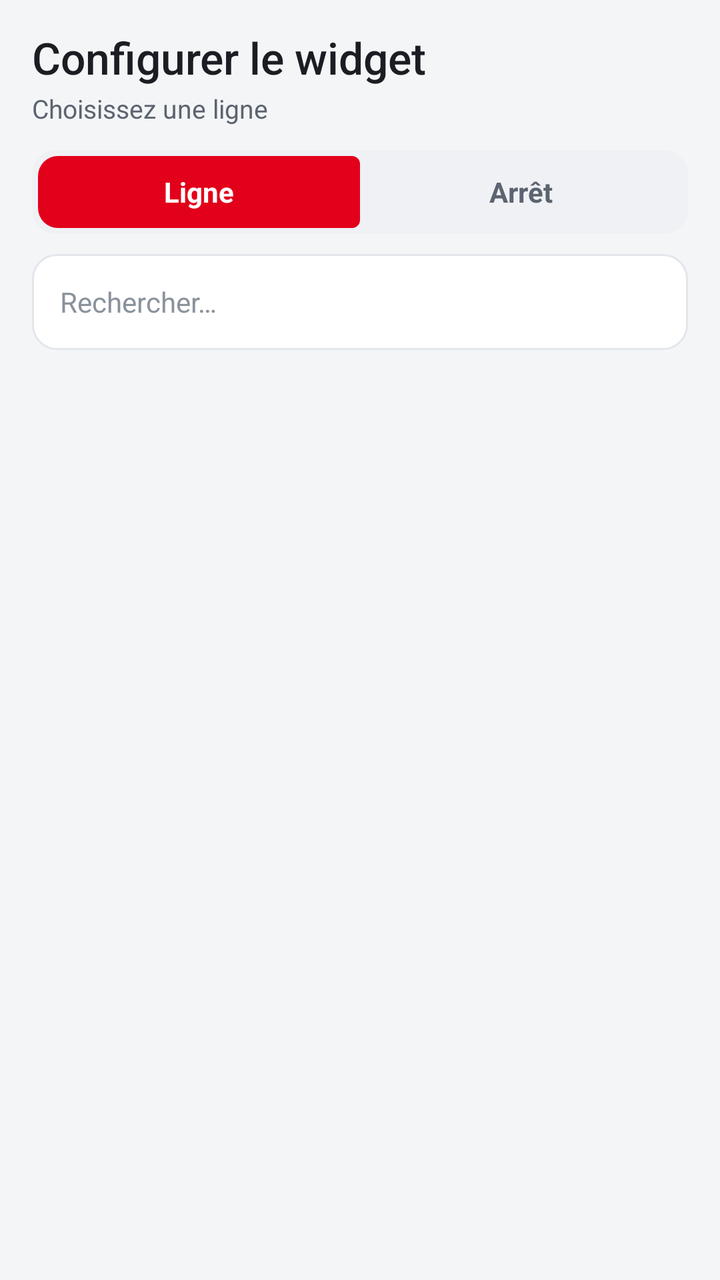
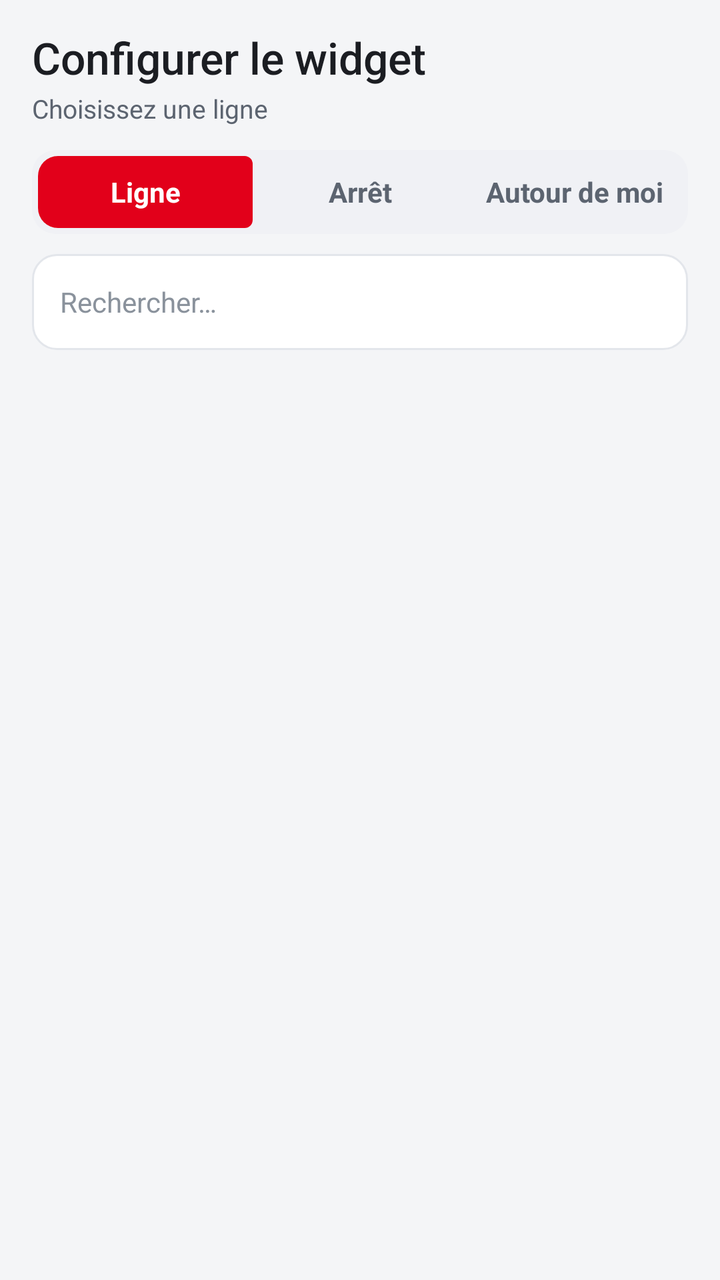

Compare the two renders of this Android layout. The source of the first and the diff that turns it into the second are given below.
<!-- AndroidManifest.xml: application theme AppTheme -->
<!-- res/layout/activity_config.xml -->
<?xml version="1.0" encoding="utf-8"?>
<LinearLayout xmlns:android="http://schemas.android.com/apk/res/android"
    android:layout_width="match_parent"
    android:layout_height="match_parent"
    android:orientation="vertical"
    android:background="@color/screen_bg">

    
    <LinearLayout
        android:layout_width="match_parent"
        android:layout_height="wrap_content"
        android:orientation="horizontal"
        android:gravity="center_vertical"
        android:paddingLeft="10dp"
        android:paddingRight="16dp"
        android:paddingTop="14dp"
        android:paddingBottom="6dp">

        <ImageView
            android:id="@+id/back_btn"
            android:layout_width="42dp"
            android:layout_height="42dp"
            android:scaleType="centerInside"
            android:padding="9dp"
            android:visibility="gone"
            android:background="@drawable/btn_icon"
            android:contentDescription="@string/back"
            android:src="@drawable/ic_back"/>

        <LinearLayout
            android:layout_width="0dp"
            android:layout_height="wrap_content"
            android:layout_weight="1"
            android:orientation="vertical"
            android:layout_marginLeft="6dp">

            <TextView
                android:id="@+id/config_title"
                android:layout_width="match_parent"
                android:layout_height="wrap_content"
                android:textColor="@color/txt_main"
                android:textSize="22sp"
                android:fontFamily="sans-serif-medium"
                android:maxLines="1"
                android:ellipsize="end"
                android:text="@string/config_title"/>

            <TextView
                android:id="@+id/config_subtitle"
                android:layout_width="match_parent"
                android:layout_height="wrap_content"
                android:textColor="@color/txt_sub"
                android:textSize="13sp"
                android:paddingTop="2dp"
                android:maxLines="2"
                android:ellipsize="end"
                android:text="@string/step_lines"/>
        </LinearLayout>
    </LinearLayout>

    
    <RadioGroup
        android:id="@+id/mode_group"
        android:layout_width="match_parent"
        android:layout_height="wrap_content"
        android:orientation="horizontal"
        android:background="@drawable/seg_container"
        android:layout_marginLeft="16dp"
        android:layout_marginRight="16dp"
        android:layout_marginTop="6dp"
        android:layout_marginBottom="10dp"
        android:padding="3dp">

        <RadioButton
            android:id="@+id/mode_line_btn"
            android:layout_width="0dp"
            android:layout_height="36dp"
            android:layout_weight="1"
            android:button="@null"
            android:gravity="center"
            android:background="@drawable/seg_btn_left"
            android:textColor="@drawable/seg_text_color"
            android:textSize="14sp"
            android:textStyle="bold"
            android:checked="true"
            android:text="@string/mode_line"/>

        <RadioButton
            android:id="@+id/mode_stop_btn"
            android:layout_width="0dp"
            android:layout_height="36dp"
            android:layout_weight="1"
            android:button="@null"
            android:gravity="center"
            android:background="@drawable/seg_btn_right"
            android:textColor="@drawable/seg_text_color"
            android:textSize="14sp"
            android:textStyle="bold"
            android:text="@string/mode_stop"/>
    </RadioGroup>

    <EditText
        android:id="@+id/search"
        android:layout_width="match_parent"
        android:layout_height="48dp"
        android:layout_marginLeft="16dp"
        android:layout_marginRight="16dp"
        android:layout_marginBottom="10dp"
        android:paddingLeft="14dp"
        android:paddingRight="14dp"
        android:background="@drawable/edittext_bg"
        android:textColor="@color/txt_main"
        android:textColorHint="@color/txt_clock"
        android:textSize="14sp"
        android:inputType="text"
        android:maxLines="1"
        android:hint="@string/search_hint"/>

    <ListView
        android:id="@+id/list"
        android:layout_width="match_parent"
        android:layout_height="0dp"
        android:layout_weight="1"
        android:divider="@android:color/transparent"
        android:dividerHeight="8dp"
        android:paddingLeft="16dp"
        android:paddingRight="16dp"
        android:paddingTop="2dp"
        android:paddingBottom="14dp"
        android:clipToPadding="false"
        android:scrollbars="none"/>
</LinearLayout>
<!-- resources referenced by this layout -->
<resources>
  <color name="screen_bg">#F4F5F7</color>
  <color name="txt_clock">#8A929C</color>
  <color name="txt_main">#1B1D22</color>
  <color name="txt_sub">#5C6470</color>
  <!-- drawable btn_icon (drawable) -->
  <?xml version="1.0" encoding="utf-8"?>
  <ripple xmlns:android="http://schemas.android.com/apk/res/android"
      android:color="#1FE2001A">
      <item>
          <shape android:shape="oval">
              <solid android:color="@color/card_bg"/>
              <stroke android:width="1dp" android:color="@color/btn_stroke"/>
          </shape>
      </item>
  </ripple>
  <!-- drawable edittext_bg (drawable) -->
  <?xml version="1.0" encoding="utf-8"?>
  <selector xmlns:android="http://schemas.android.com/apk/res/android">
      <item android:state_focused="true">
          <shape android:shape="rectangle">
              <solid android:color="@color/card_bg"/>
              <stroke android:width="2dp" android:color="@color/badge_bg"/>
              <corners android:radius="12dp"/>
          </shape>
      </item>
      <item>
          <shape android:shape="rectangle">
              <solid android:color="@color/card_bg"/>
              <stroke android:width="1dp" android:color="@color/btn_stroke"/>
              <corners android:radius="12dp"/>
          </shape>
      </item>
  </selector>
  <!-- drawable ic_back (drawable) -->
  <?xml version="1.0" encoding="utf-8"?>
  <vector xmlns:android="http://schemas.android.com/apk/res/android"
      android:width="24dp"
      android:height="24dp"
      android:viewportWidth="24"
      android:viewportHeight="24">
      <path
          android:fillColor="#808A96"
          android:pathData="M20,11H7.83l5.59,-5.59L12,4l-8,8 8,8 1.41,-1.41L7.83,13H20v-2z"/>
  </vector>
  <!-- drawable seg_container (drawable) -->
  <?xml version="1.0" encoding="utf-8"?>
  <shape xmlns:android="http://schemas.android.com/apk/res/android" android:shape="rectangle">
      <solid android:color="@color/chip_bg"/>
      <corners android:radius="12dp"/>
  </shape>
  <!-- drawable seg_text_color (drawable) -->
  <?xml version="1.0" encoding="utf-8"?>
  <selector xmlns:android="http://schemas.android.com/apk/res/android">
      <item android:state_checked="true" android:color="@color/badge_text"/>
      <item android:color="@color/txt_sub"/>
  </selector>
  <string name="back">Retour</string>
  <string name="config_title">Configurer le widget</string>
  <string name="mode_line">Ligne</string>
  <string name="mode_stop">Arrêt</string>
  <string name="search_hint">Rechercher…</string>
  <string name="step_lines">Choisissez une ligne</string>
  <style name="AppTheme" parent="android:Theme.Material.Light.NoActionBar">
          <item name="android:colorPrimary">#E2001A</item>
          <item name="android:colorPrimaryDark">#E2001A</item>
          <item name="android:colorAccent">#E2001A</item>
          <item name="android:statusBarColor">#E2001A</item>
          <item name="android:windowBackground">@color/screen_bg</item>
      </style>
  <color name="card_bg">#FFFFFF</color>
  <color name="btn_stroke">#E3E6EB</color>
  <color name="badge_bg">#E2001A</color>
  <color name="chip_bg">#F0F1F5</color>
  <color name="badge_text">#FFFFFF</color>
  <!-- unchanged entries left out for length: 2 -->
</resources>

<!-- the commit's change to res/layout/activity_config.xml (unified diff, before → after) -->
@@ -92,11 +92,24 @@
             android:layout_weight="1"
             android:button="@null"
             android:gravity="center"
+            android:background="@drawable/seg_btn_mid"
+            android:textColor="@drawable/seg_text_color"
+            android:textSize="14sp"
+            android:textStyle="bold"
+            android:text="@string/mode_stop"/>
+
+        <RadioButton
+            android:id="@+id/mode_nearby_btn"
+            android:layout_width="0dp"
+            android:layout_height="36dp"
+            android:layout_weight="1"
+            android:button="@null"
+            android:gravity="center"
             android:background="@drawable/seg_btn_right"
             android:textColor="@drawable/seg_text_color"
             android:textSize="14sp"
             android:textStyle="bold"
-            android:text="@string/mode_stop"/>
+            android:text="@string/mode_nearby"/>
     </RadioGroup>
 
     <EditText
<!-- resource entries referenced after the edit -->
@@ -44,6 +44,22 @@
           android:fillColor="#808A96"
           android:pathData="M20,11H7.83l5.59,-5.59L12,4l-8,8 8,8 1.41,-1.41L7.83,13H20v-2z"/>
   </vector>
+  <!-- drawable seg_btn_mid (drawable) -->
+  <?xml version="1.0" encoding="utf-8"?>
+  <selector xmlns:android="http://schemas.android.com/apk/res/android">
+      <item android:state_checked="true">
+          <shape android:shape="rectangle">
+              <solid android:color="@color/badge_bg"/>
+              <corners android:radius="4dp"/>
+          </shape>
+      </item>
+      <item>
+          <shape android:shape="rectangle">
+              <solid android:color="#00000000"/>
+              <corners android:radius="4dp"/>
+          </shape>
+      </item>
+  </selector>
   <!-- drawable seg_container (drawable) -->
   <?xml version="1.0" encoding="utf-8"?>
   <shape xmlns:android="http://schemas.android.com/apk/res/android" android:shape="rectangle">
@@ -59,6 +75,7 @@
   <string name="back">Retour</string>
   <string name="config_title">Configurer le widget</string>
   <string name="mode_line">Ligne</string>
+  <string name="mode_nearby">Autour de moi</string>
   <string name="mode_stop">Arrêt</string>
   <string name="search_hint">Rechercher…</string>
   <string name="step_lines">Choisissez une ligne</string>
